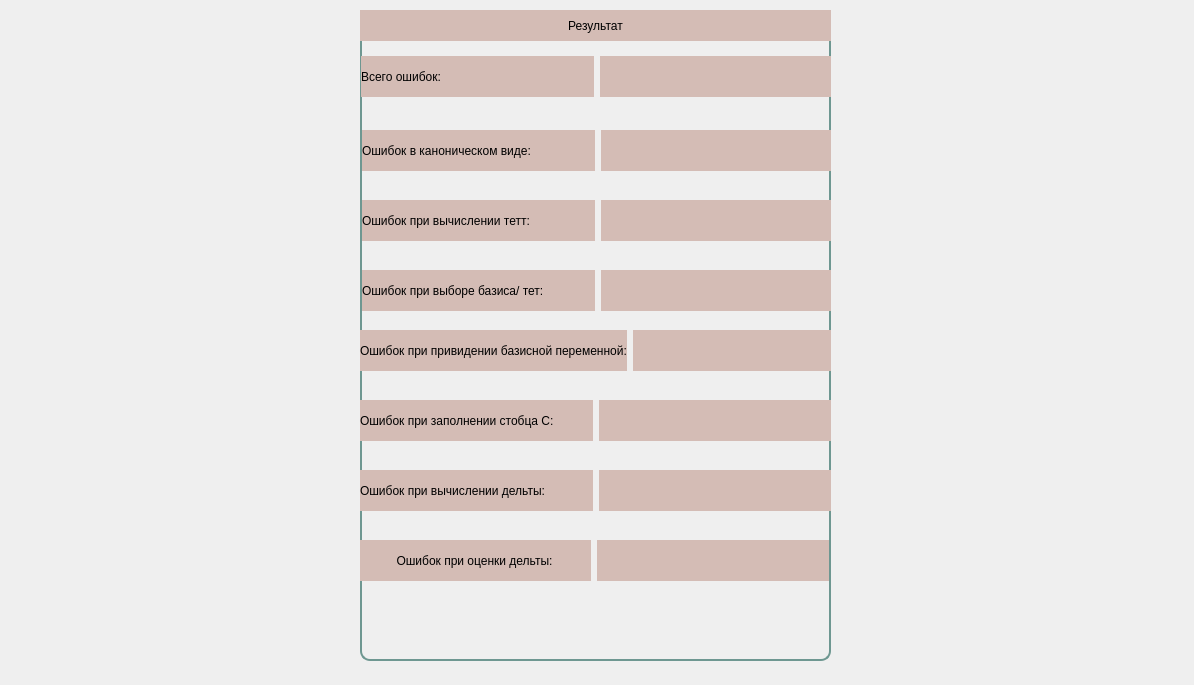
This is rating.ui in Haveryx/SimplexMethod as Qt 5 draws it before an edit. The edited form follows.
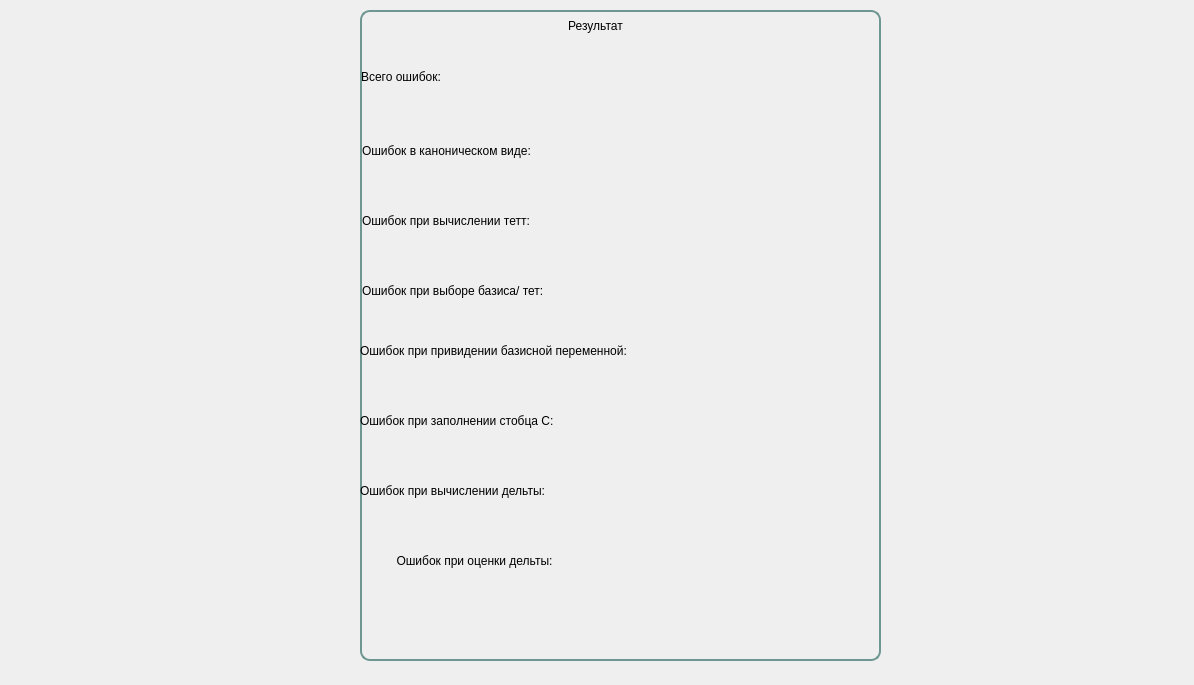
This is the edited form.

Patch:
```diff
--- a/rating.ui
+++ b/rating.ui
@@ -15,7 +15,7 @@
   </property>
   <property name="styleSheet">
    <string notr="true">QLabel{
-background-color: rgb(212, 188, 181);
+font: 75 14pt &quot;Times New Roman&quot;;
 }
 QGroupBox{
 border-radius:10px;
@@ -28,7 +28,7 @@
     <rect>
      <x>360</x>
      <y>10</y>
-     <width>471</width>
+     <width>521</width>
      <height>651</height>
     </rect>
    </property>
@@ -210,7 +210,7 @@
      </item>
     </layout>
    </widget>
-   <widget class="QWidget" name="">
+   <widget class="QWidget" name="layoutWidget">
     <property name="geometry">
      <rect>
       <x>-2</x>
@@ -242,12 +242,12 @@
      </item>
     </layout>
    </widget>
-   <widget class="QWidget" name="">
+   <widget class="QWidget" name="layoutWidget">
     <property name="geometry">
      <rect>
       <x>0</x>
       <y>320</y>
-      <width>471</width>
+      <width>512</width>
       <height>41</height>
      </rect>
     </property>
```
